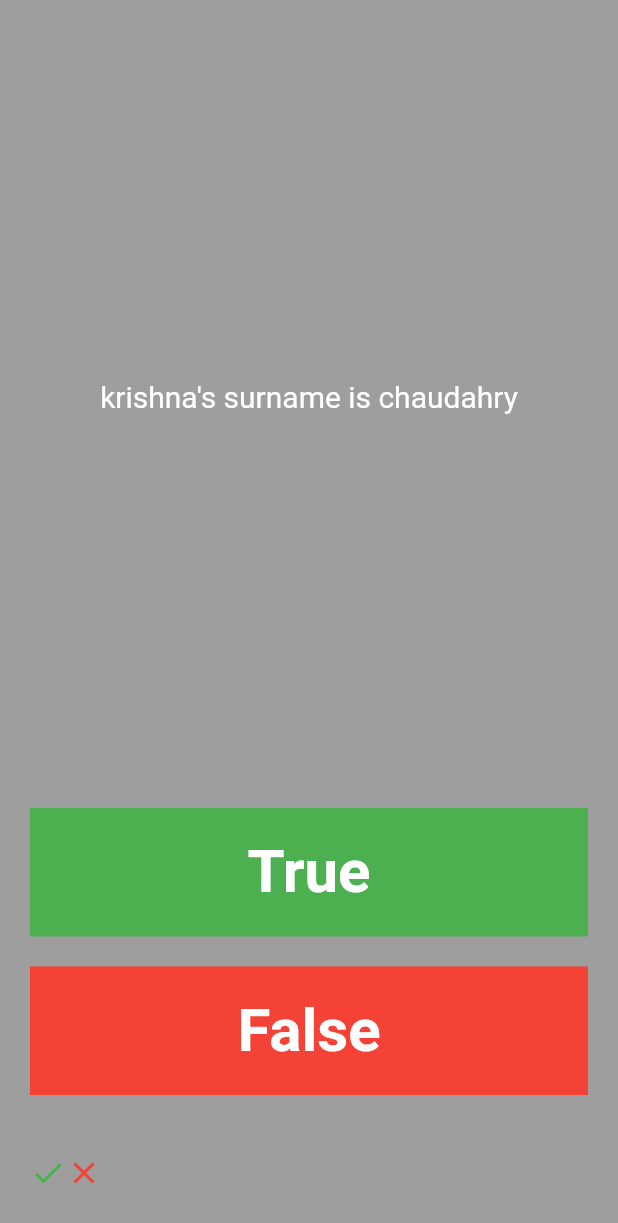
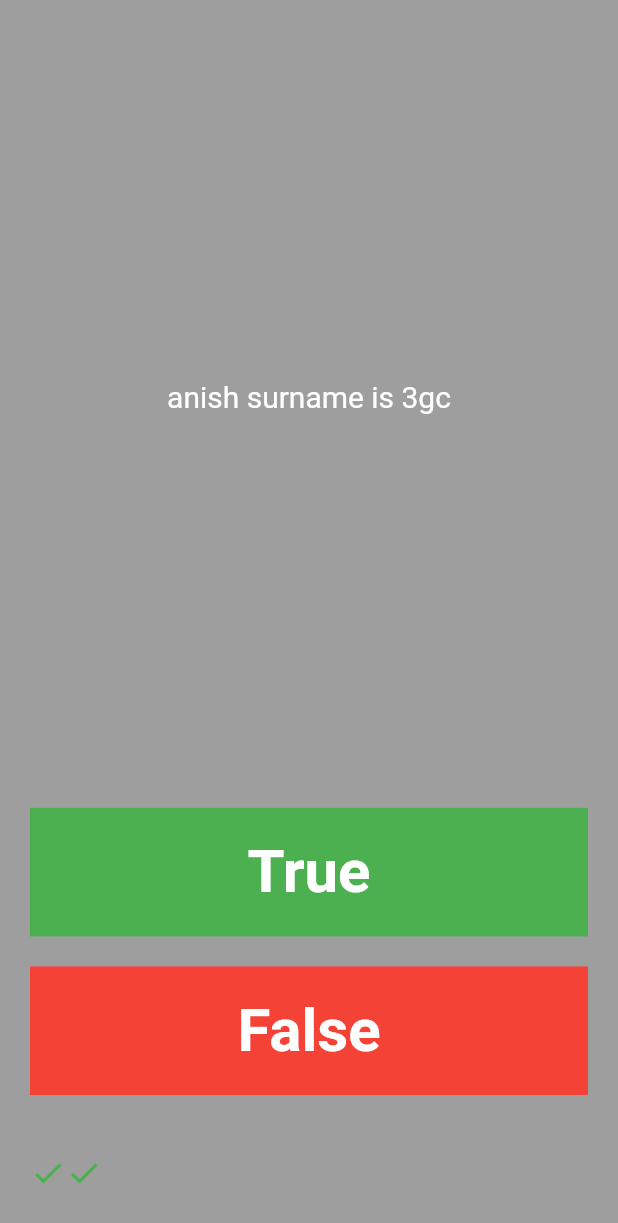
Before and after one commit to flutter-projects-anish/quizzler, a Flutter app: the screen it shows after launch, after a tap on "True", after a tap on "False", on a phone screen of 412 x 824 dp. Shown: the top 1223 px of the screen. Run offline on Flutter 3.47's test engine with Material 2 defaults, Android fonts, the phone set to English and light mode, and no system bars.

Commit message:
quiz finished

```diff
--- a/lib/main.dart
+++ b/lib/main.dart
@@ -1,5 +1,8 @@
 import 'package:flutter/material.dart';
+import 'question.dart';
+import 'quiz_brain.dart';
 
+QuizBrain quizBrain = QuizBrain();
 void main() => runApp(Quizzler());
 
 class Quizzler extends StatelessWidget {
@@ -29,15 +32,26 @@ class QuizPage extends StatefulWidget {
 
 class _QuizPageState extends State<QuizPage> {
   List<Icon> scoreKeeper = [];
-  List<String> questions = [
-    'ganesh surname is adhikari',
-    'anish surname is gc',
-    'krishna\'s surname is chaudahry'
-  ];
-  int questionNumber = 0;
+
+  void checkAnswer(userPickedanswer) {
+    bool correctAnswer = quizBrain.getQuestionAnswer();
+
+    setState(() {
+      if (userPickedanswer == correctAnswer) {
+        scoreKeeper.add(Icon(
+          Icons.check,
+          color: Colors.green,
+        ));
+      } else {
+        scoreKeeper.add(Icon(Icons.close, color: Colors.red));
+      }
+      quizBrain.nextQuestion();
+    });
+  }
 
   @override
   Widget build(BuildContext context) {
+    // print(q1.questionText);
     return Column(
       mainAxisAlignment: MainAxisAlignment.spaceBetween,
       crossAxisAlignment: CrossAxisAlignment.stretch,
@@ -48,7 +62,7 @@ class _QuizPageState extends State<QuizPage> {
             padding: const EdgeInsets.all(10),
             child: Center(
               child: Text(
-                questions[questionNumber % questions.length],
+                quizBrain.getQuestionText(),
                 textAlign: TextAlign.center,
                 style: const TextStyle(
                   fontSize: 20.0,
@@ -67,13 +81,16 @@ class _QuizPageState extends State<QuizPage> {
               color: Colors.green,
               child: TextButton(
                 onPressed: () {
+                  checkAnswer(true);
+                  // if (correctAnswer == true) {
+                  //   print('u got it right');
+                  // } else {
+                  //   print('u got it wrong');
+                  // }
+
                   setState(() {
-                    questionNumber++;
+                    quizBrain.nextQuestion();
                   });
-                  scoreKeeper.add(const Icon(
-                    Icons.check,
-                    color: Colors.green,
-                  ));
                 },
                 child: const Text(
                   "True",
@@ -95,15 +112,10 @@ class _QuizPageState extends State<QuizPage> {
               color: Colors.red,
               child: TextButton(
                 onPressed: () {
+                  checkAnswer(false);
                   setState(() {
-                    questionNumber++;
+                    quizBrain.nextQuestion();
                   });
-                  scoreKeeper.add(
-                    const Icon(
-                      Icons.close,
-                      color: Colors.red,
-                    ),
-                  );
                 },
                 child: const Text(
                   "False",
--- /dev/null
+++ b/lib/question.dart
@@ -0,0 +1,8 @@
+class Question {
+  String questionText;
+  bool questionAnswer;
+
+  Question({required String q, required bool a})
+      : questionText = q,
+        questionAnswer = a;
+}
--- /dev/null
+++ b/lib/quiz_brain.dart
@@ -0,0 +1,29 @@
+import 'question.dart';
+
+class QuizBrain {
+  int _questionNumber = 0;
+  List<Question> _questionBank = [
+    Question(q: 'ganesh surname is adhikari', a: true),
+    Question(q: 'anish surname is gc', a: false),
+    Question(q: 'anish surname is ! gc', a: false),
+    Question(q: 'anish surname is 2 gc', a: false),
+    Question(q: 'anish surname is 3gc', a: false),
+    Question(q: 'anish surname is 44gc', a: false),
+    Question(q: 'anish surname is 5gc', a: false),
+    Question(q: 'anish surname is 6gc', a: false),
+  ];
+
+  void nextQuestion() {
+    if (_questionNumber < _questionBank.length - 1) {
+      _questionNumber++;
+    }
+  }
+
+  String getQuestionText() {
+    return _questionBank[_questionNumber].questionText;
+  }
+
+  bool getQuestionAnswer() {
+    return _questionBank[_questionNumber].questionAnswer;
+  }
+}
```
